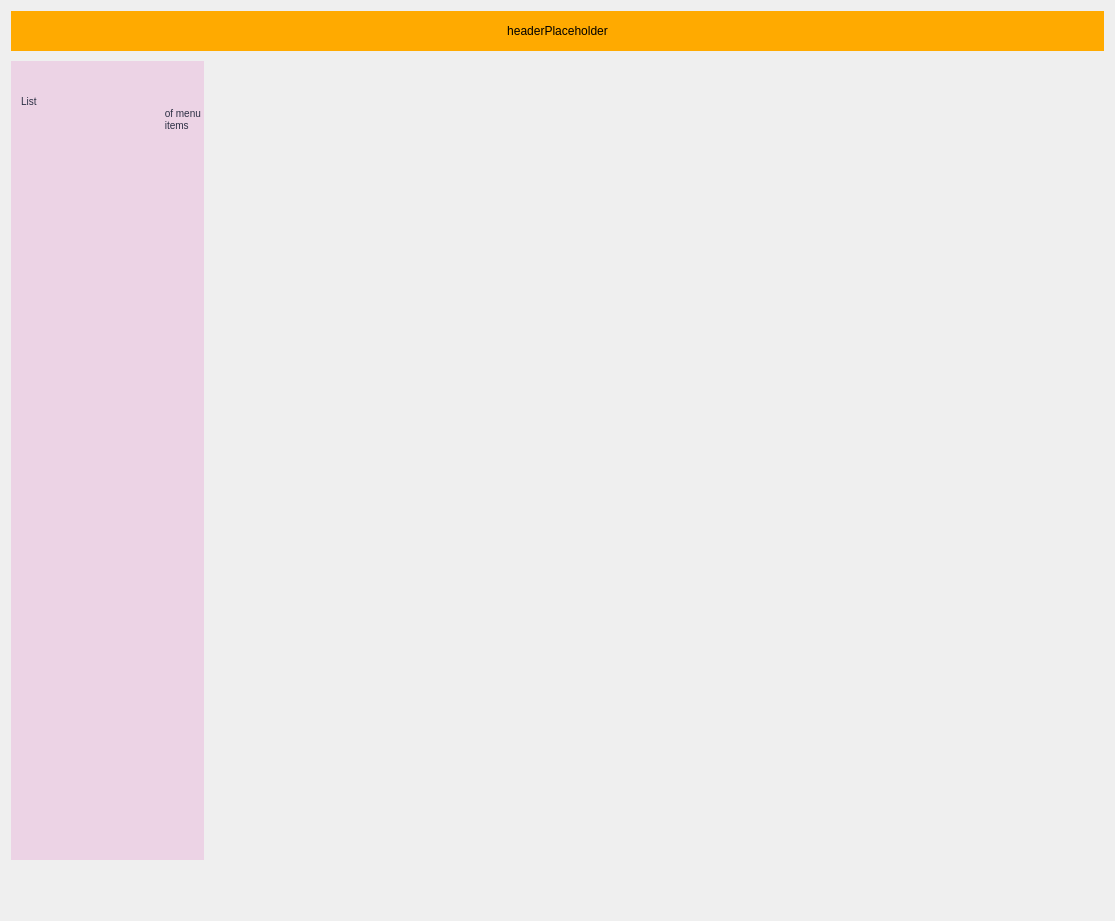
Above: client/screens/home.ui from kleroop/TechCourse_2022_12 before the change. Below: the same form after it.
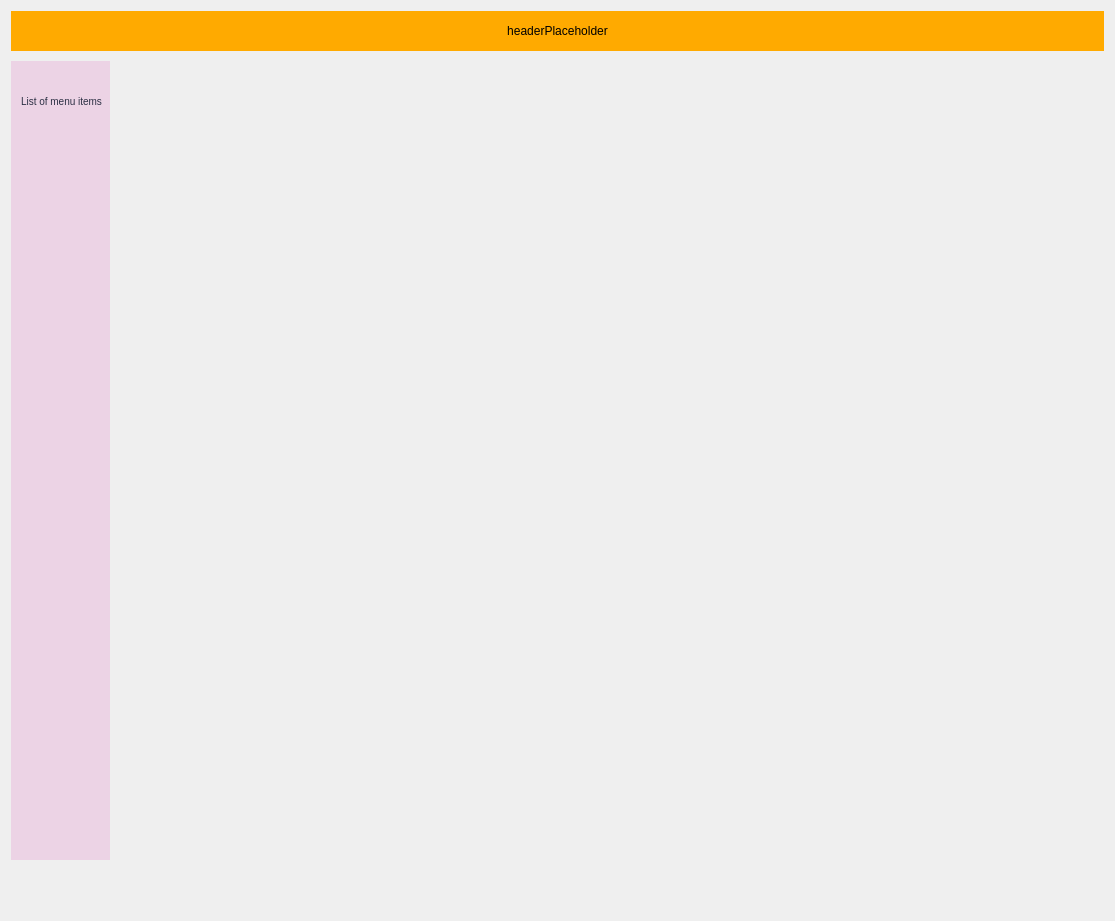
That is the form after the change.

```diff
--- a/client/screens/home.ui
+++ b/client/screens/home.ui
@@ -106,9 +106,7 @@
                                                 </string>
            </property>
            <property name="text">
-            <string>List
-                                                    of menu
-                                                    items</string>
+            <string>List of menu items</string>
            </property>
            <property name="alignment">
             <set>Qt::AlignLeading|Qt::AlignLeft|Qt::AlignTop</set>
```
